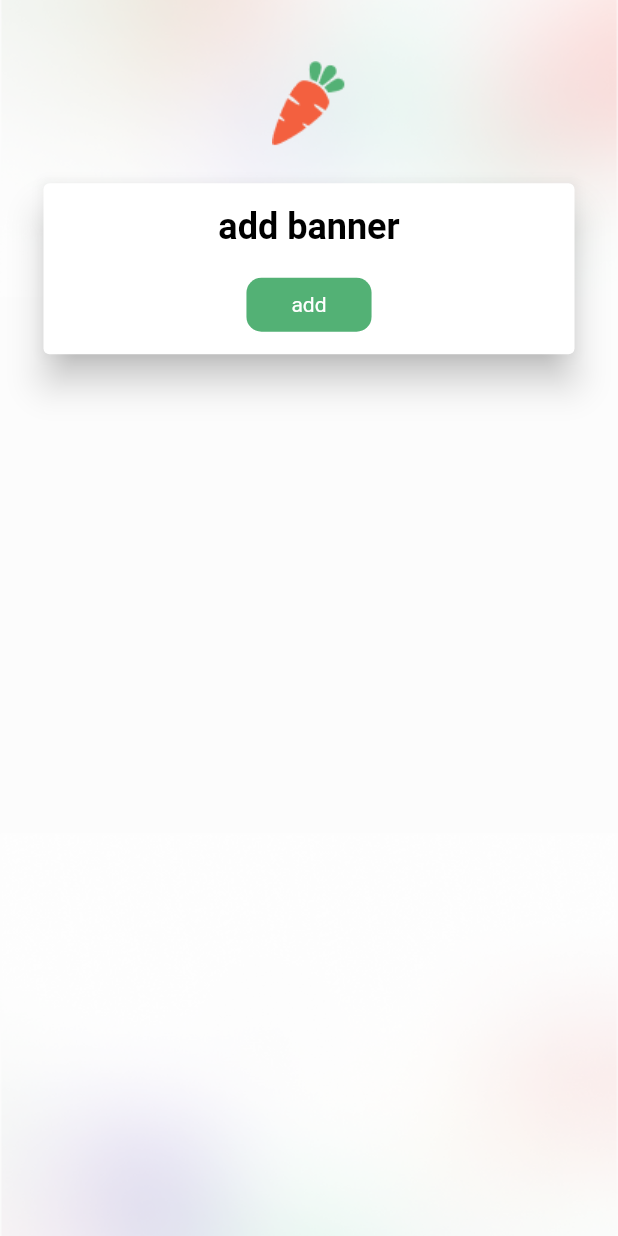
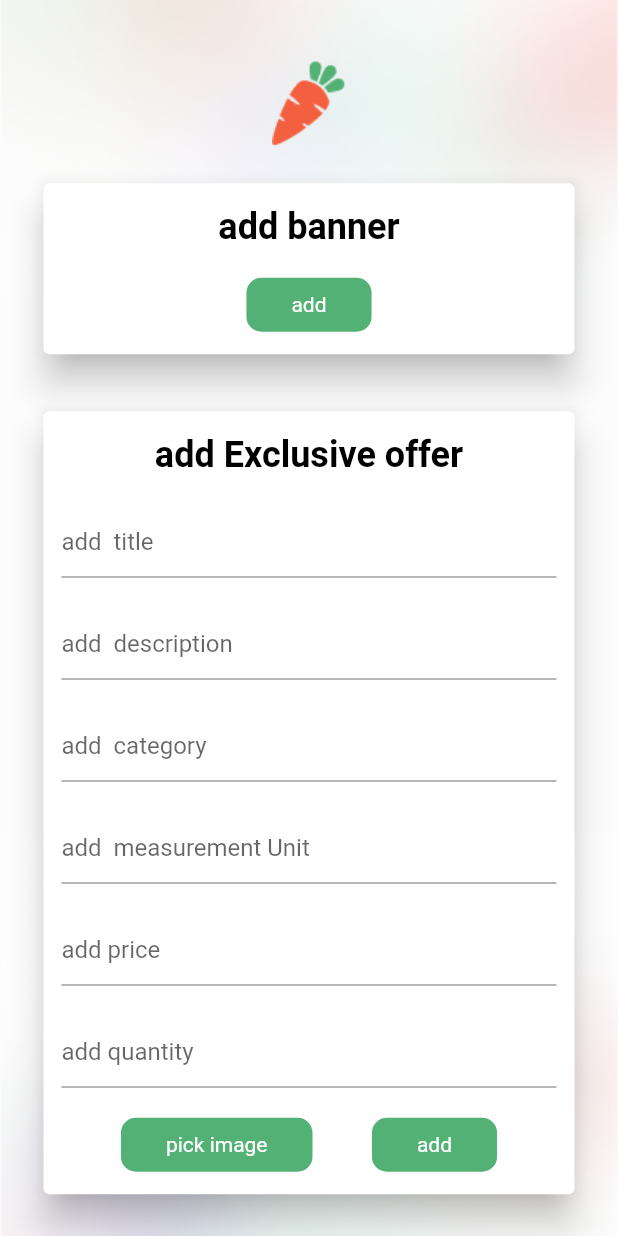
Before and after one commit to ahmedkadry95/shop_admin, a Flutter app: the HomeView screen opened by its route, on a phone screen of 412 x 824 dp. Run offline on Flutter 3.47's test engine with Material 2 defaults, Android fonts, the phone set to English and light mode, and no system bars; our stand-ins replace awesome_dialog, cloud_firestore, firebase_auth, firebase_core, firebase_storage, get_it and 3 more; missing offline and left inert: dart:ffi; accounts and stored records are empty.

Commit message:
add Exclusive offer

```diff
--- a/lib/app/home/controller/home_controller.dart
+++ b/lib/app/home/controller/home_controller.dart
@@ -1,21 +1,37 @@
+import 'dart:ffi';
 import 'dart:io';
-
+import 'package:awesome_dialog/awesome_dialog.dart';
 import 'package:cloud_firestore/cloud_firestore.dart';
-import 'package:firebase_auth/firebase_auth.dart';
+import 'package:flutter/cupertino.dart';
+import 'package:flutter/material.dart';
 import 'package:image_picker/image_picker.dart';
 import 'package:path/path.dart';
 import 'package:firebase_storage/firebase_storage.dart';
+import 'package:shop_admin/app/home/model/product_model.dart';
 import 'package:shop_admin/base_controller.dart';
+import 'package:shop_admin/enums/screen_state.dart';
 import 'package:shop_admin/locator.dart';
-import 'package:shop_admin/routs/routs_names.dart';
 import 'package:shop_admin/services/navigation_service.dart';
 
 class HomeController extends BaseController {
   File? _photo;
   final ImagePicker _picker = ImagePicker();
   var navigation = locator<NavigationService>();
+  FirebaseFirestore fireStore = FirebaseFirestore.instance;
+  CollectionReference exclusiveOffer =
+      FirebaseFirestore.instance.collection('exclusive_offer');
+  String? imageUrl;
 
-  uploadImage() async {
+  TextEditingController titleController = TextEditingController();
+  TextEditingController descriptionController = TextEditingController();
+  TextEditingController categoryController = TextEditingController();
+  TextEditingController measurementUnitController = TextEditingController();
+  TextEditingController priceController = TextEditingController();
+  TextEditingController quantityController = TextEditingController();
+
+  ProductModel productModel = ProductModel();
+
+  uploadBanner() async {
     //pick file
     final pickedFile = await _picker.pickImage(source: ImageSource.gallery);
     if (pickedFile != null) {
@@ -33,17 +49,66 @@ class HomeController extends BaseController {
     }
   }
 
-  s() async {
-    await FirebaseAuth.instance.signOut();
-    navigation.navigateTo(RouteName.splash);
+  pickExclusiveOfferImage(context) async {
+    //pick file
+    final pickedFile = await _picker.pickImage(source: ImageSource.gallery);
+    if (pickedFile != null) {
+      _photo = File(pickedFile.path);
+      var imageName = basename(pickedFile.path);
+      var bannerRef =
+          FirebaseStorage.instance.ref('exclusive_offer/$imageName');
+      await bannerRef.putFile(_photo!);
+      imageUrl = await bannerRef.getDownloadURL();
+      print('imageUrl : ${imageUrl}');
+      AwesomeDialog(
+        context: context,
+        animType: AnimType.LEFTSLIDE,
+        headerAnimationLoop: false,
+        dialogType: DialogType.SUCCES,
+        showCloseIcon: true,
+        title: 'Succes',
+        desc: 'image add ',
+        btnOkOnPress: () {},
+        btnOkIcon: Icons.check_circle,
+        onDissmissCallback: (type) {},
+      ).show();
+    }
   }
 
-  getBanner() async {
-    var ref = await FirebaseStorage.instance.ref('banner/').list();
-    ref.items.forEach((element) async {
-      var url = await element.getDownloadURL();
-      print(url);
-      print('========================');
-    });
+  addProduct({
+    required String title,
+    required String description,
+    required String category,
+    required String measurementUnit,
+    required double price,
+    required double quantity,
+  }) async {
+    exclusiveOffer
+        .add(
+      productModel.toJson(
+        title: title,
+        description: description,
+        image: imageUrl.toString(),
+        measurementUnit: measurementUnit,
+        price: price,
+        quantity: quantity,
+        storage: 10,
+        category: category,
+      ),
+    )
+        .then((value) {
+      print("Product Added");
+      dis();
+    }).catchError((error) => print("Failed to add user: $error"));
+  }
+
+  void dis() {
+    titleController.text == '';
+    descriptionController.text == '';
+    categoryController.text == '';
+    measurementUnitController.text == '';
+    priceController.text == '';
+    quantityController.text == '';
+    setState(ViewState.idel);
   }
 }
--- /dev/null
+++ b/lib/app/home/model/product_model.dart
@@ -0,0 +1,49 @@
+class ProductModel {
+  String? title, description, image, category, measurementUnit, price, quantity;
+
+  double? storage;
+
+  ProductModel(
+      {this.title,
+      this.description,
+      this.image,
+      this.category,
+      this.measurementUnit,
+      this.price,
+      this.quantity,
+      this.storage});
+
+  ProductModel.fromJason(Map<String, dynamic> json) {
+    title = json['title'];
+    description = json['description'];
+    image = json['image'];
+    category = json['category'];
+    measurementUnit = json['measurement_unit'];
+    price = json['price'];
+    quantity = json['double'];
+    storage = json['storage'];
+  }
+
+  Map<String, dynamic> toJson({
+    required String title,
+    required String description,
+    required String image,
+    required String category,
+    required String measurementUnit,
+    required double price,
+    required double quantity,
+    required double storage,
+  }) {
+    final Map<String, dynamic> data = {};
+    data['title'] = title;
+    data['description'] = description;
+    data['image'] = image;
+    data['category'] = category;
+    data['measurement_unit'] = measurementUnit;
+    data['price'] = price;
+    data['quantity'] = quantity;
+    data['storage'] = storage;
+
+    return data;
+  }
+}
--- a/lib/app/home/view/home_view.dart
+++ b/lib/app/home/view/home_view.dart
@@ -14,9 +14,7 @@ class HomeView extends StatelessWidget {
   @override
   Widget build(BuildContext context) {
     return BaseView<HomeController>(
-      onModelReady: (controller) async {
-        controller.getBanner();
-      },
+      onModelReady: (controller) async {},
       builder: (context, controller, child) {
         return Scaffold(
           backgroundColor: backgroundColor,
@@ -37,10 +35,87 @@ class HomeView extends StatelessWidget {
                         blackTitle2('add banner'),
                         heightSpace(20),
                         button('add').onTap(() {
-                          controller.uploadImage();
+                          controller.uploadBanner();
                         }),
                         heightSpace(15),
                       ],
+                    ),
+                  ),
+                  heightSpace(30),
+                  Card(
+                    elevation: 10,
+                    child: Padding(
+                      padding: const EdgeInsets.symmetric(horizontal: 12.0),
+                      child: Column(
+                        children: [
+                          heightSpace(15),
+                          blackTitle2('add Exclusive offer'),
+                          heightSpace(20),
+                          TextFormField(
+                            controller: controller.titleController,
+                            decoration: const InputDecoration(
+                              hintText: 'add  title',
+                            ),
+                          ),
+                          heightSpace(20),
+                          TextFormField(
+                            controller: controller.descriptionController,
+                            decoration: const InputDecoration(
+                              hintText: 'add  description',
+                            ),
+                          ),
+                          heightSpace(20),
+                          TextFormField(
+                            controller: controller.categoryController,
+                            decoration: const InputDecoration(
+                              hintText: 'add  category',
+                            ),
+                          ),
+                          heightSpace(20),
+                          TextFormField(
+                            controller: controller.measurementUnitController,
+                            decoration: const InputDecoration(
+                              hintText: 'add  measurement Unit',
+                            ),
+                          ),
+                          heightSpace(20),
+                          TextFormField(
+                            controller: controller.priceController,
+                            decoration: const InputDecoration(
+                              hintText: 'add price',
+                            ),
+                          ),
+                          heightSpace(20),
+                          TextFormField(
+                            controller: controller.quantityController,
+                            decoration: const InputDecoration(
+                              hintText: 'add quantity',
+                            ),
+                          ),
+                          heightSpace(20),
+                          Row(
+                            mainAxisAlignment: MainAxisAlignment.spaceEvenly,
+                            children: [
+                              button('pick image').onTap(() {
+                                controller.pickExclusiveOfferImage(context);
+                              }),
+                              button('add').onTap(() {
+                                controller.addProduct(
+                                  title: controller.titleController.text,
+                                  description:
+                                      controller.descriptionController.text,
+                                  category: controller.categoryController.text,
+                                  measurementUnit:
+                                      controller.measurementUnitController.text,
+                                  price: double.parse(controller.priceController.text),
+                                  quantity: double.parse(controller.quantityController.text),
+                                );
+                              }),
+                            ],
+                          ),
+                          heightSpace(15),
+                        ],
+                      ),
                     ),
                   ),
                 ],
```
